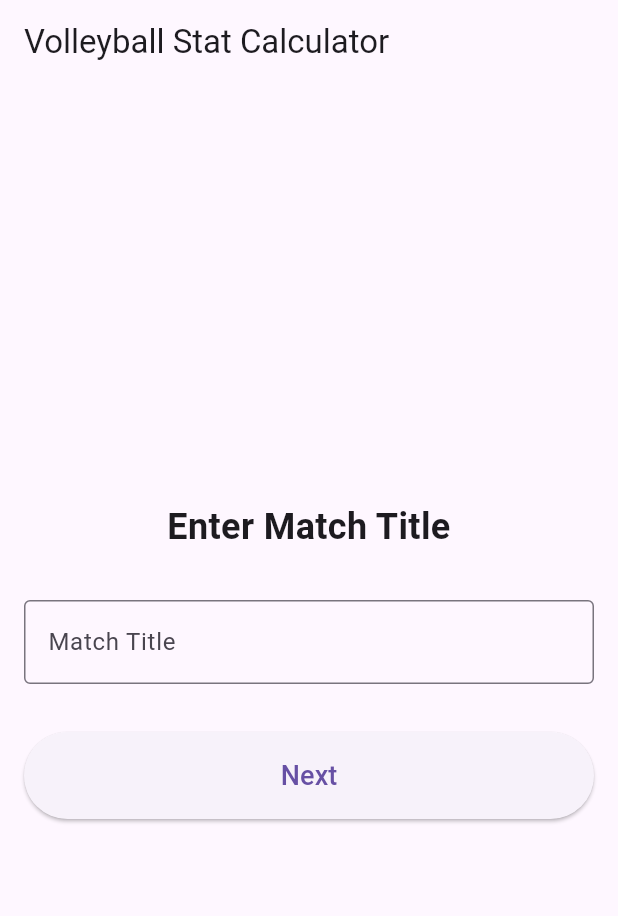
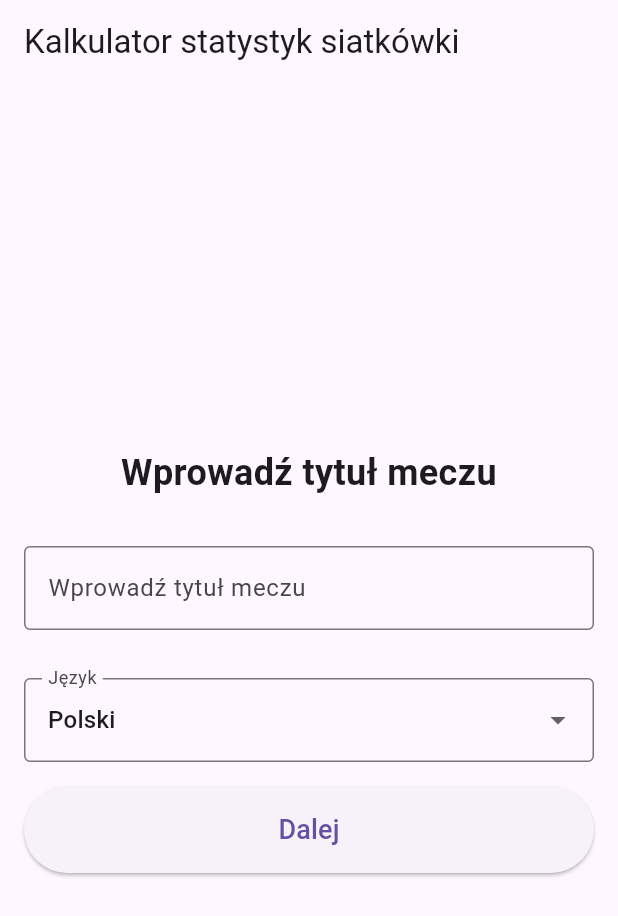
Before and after one commit to grzesgaj3/volleyball-stat-calculator, a Flutter app: the screen it shows after launch, on a phone screen of 412 x 824 dp. Shown: the top 916 px of the screen. Run offline on Flutter 3.47's test engine with Material 3 defaults, Android fonts, the phone set to English and light mode, and no system bars; our stand-ins replace csv, file_picker; missing offline and left inert: excel.

Commit message:
feat: Add internationalization support and enhance player entry functionality
- Implemented language selection in MatchTitleScreen and PlayerEntryScreen.
- Added localization for various UI strings in English and Polish.
- Enhanced player entry form with validation and CSV import functionality.
- Updated statistics tracking to reflect localized action names and player positions.
- Improved UI layout for better responsiveness and usability.
- Added new players to example_players.csv for testing purposes.

```diff
--- a/example_players.csv
+++ b/example_players.csv
@@ -3,3 +3,6 @@ Jane,Smith,Outside Hitter,5
 Mike,Johnson,Middle Blocker,10
 Sarah,Williams,Opposite,8
 Tom,Brown,Libero,3
+Emily,Clark,Outside Hitter,11
+Lucas,Martinez,Middle Blocker,7
+Anna,Lee,Opposite,4
--- /dev/null
+++ b/lib/i18n.dart
@@ -0,0 +1,101 @@
+class I18n {
+  static const Map<String, Map<String, String>> _strings = {
+    'en': {
+      'app_title': 'Volleyball Stat Calculator',
+      'enter_match_title': 'Enter Match Title',
+      'match_title_hint': 'e.g., Team A vs Team B',
+      'language': 'Language',
+      'next': 'Next',
+      'please_enter_match_title': 'Please enter a match title',
+      'add_players': 'Add Players',
+      'first_name': 'First Name',
+      'last_name': 'Last Name',
+      'number': 'Number',
+      'position': 'Position',
+      'required': 'Required',
+      'invalid_number': 'Invalid number',
+      'add_player': 'Add Player',
+      'players': 'Players',
+      'no_players': 'No players added yet',
+      'next_track_stats': 'Next - Track Statistics',
+      'import_from_csv': 'Import from CSV',
+      'import_complete': 'Import Complete',
+      'successfully_imported': 'Successfully imported {count} player(s)',
+      'errors': 'Errors:',
+      'ok': 'OK',
+      'please_add_player': 'Please add at least one player',
+      'view_statistics': 'View Statistics',
+      'set': 'Set:',
+      'player_effectiveness': 'Player Effectiveness Statistics',
+      'exported_to': 'Statistics exported to:\n{path}',
+      'error_exporting': 'Error exporting: {error}',
+      'export': 'Export to Excel',
+      'player_added': 'Player added',
+      'error_importing_csv': 'Error importing CSV: {error}',
+      // Positions
+      'position_setter': 'Setter',
+      'position_outside_hitter': 'Outside Hitter',
+      'position_middle_blocker': 'Middle Blocker',
+      'position_opposite': 'Opposite',
+      'position_libero': 'Libero',
+      // Actions
+      'action_serve': 'Serve',
+      'action_set': 'Set',
+      'action_reception': 'Reception',
+      'action_dig': 'Dig',
+      'action_attack': 'Attack',
+      'action_block': 'Block',
+    },
+    'pl': {
+      'app_title': 'Kalkulator statystyk siatkówki',
+      'enter_match_title': 'Wprowadź tytuł meczu',
+      'match_title_hint': 'np. Drużyna A vs Drużyna B',
+      'language': 'Język',
+      'next': 'Dalej',
+      'please_enter_match_title': 'Proszę wprowadzić tytuł meczu',
+      'add_players': 'Dodaj zawodników',
+      'first_name': 'Imię',
+      'last_name': 'Nazwisko',
+      'number': 'Numer',
+      'position': 'Pozycja',
+      'required': 'Wymagane',
+      'invalid_number': 'Niepoprawny numer',
+      'add_player': 'Dodaj zawodnika',
+      'players': 'Zawodnicy',
+      'no_players': 'Brak dodanych zawodników',
+      'next_track_stats': 'Dalej - Śledź statystyki',
+      'import_from_csv': 'Importuj z CSV',
+      'import_complete': 'Import zakończony',
+      'successfully_imported': 'Pomyślnie zaimportowano {count} zawodników',
+      'errors': 'Błędy:',
+      'ok': 'OK',
+      'please_add_player': 'Proszę dodać przynajmniej jednego zawodnika',
+      'view_statistics': 'Zobacz statystyki',
+      'set': 'Set:',
+      'player_effectiveness': 'Statystyki efektywności zawodników',
+      'exported_to': 'Statystyki wyeksportowano do:\n{path}',
+      'error_exporting': 'Błąd podczas eksportu: {error}',
+      'export': 'Eksportuj do Excel',
+      'player_added': 'Zawodnik dodany',
+      'error_importing_csv': 'Błąd podczas importu CSV: {error}',
+      // Positions
+      'position_setter': 'Rozgrywający',
+      'position_outside_hitter': 'Przyjmujący',
+      'position_middle_blocker': 'Środkowy',
+      'position_opposite': 'Atakujący',
+      'position_libero': 'Libero',
+      // Actions
+      'action_serve': 'Zagrywka',
+      'action_set': 'Podanie',
+      'action_reception': 'Przyjęcie',
+      'action_dig': 'Obrona',
+      'action_attack': 'Atak',
+      'action_block': 'Blok',
+    },
+  };
+
+  static String t(String lang, String key) {
+    final map = _strings[lang] ?? _strings['en']!;
+    return map[key] ?? key;
+  }
+}
--- a/lib/screens/match_title_screen.dart
+++ b/lib/screens/match_title_screen.dart
@@ -1,5 +1,6 @@
 import 'package:flutter/material.dart';
 import 'player_entry_screen.dart';
+import '../i18n.dart';
 
 class MatchTitleScreen extends StatefulWidget {
   const MatchTitleScreen({super.key});
@@ -11,6 +12,12 @@ class MatchTitleScreen extends StatefulWidget {
 class _MatchTitleScreenState extends State<MatchTitleScreen> {
   final _formKey = GlobalKey<FormState>();
   final _titleController = TextEditingController();
+  String _selectedLanguage = 'pl';
+
+  final Map<String, String> _languages = {
+    'pl': 'Polski',
+    'en': 'English',
+  };
 
   @override
   void dispose() {
@@ -22,7 +29,7 @@ class _MatchTitleScreenState extends State<MatchTitleScreen> {
   Widget build(BuildContext context) {
     return Scaffold(
       appBar: AppBar(
-        title: const Text('Volleyball Stat Calculator'),
+        title: Text(I18n.t(_selectedLanguage, 'app_title')),
       ),
       body: Padding(
         padding: const EdgeInsets.all(16.0),
@@ -32,27 +39,46 @@ class _MatchTitleScreenState extends State<MatchTitleScreen> {
             mainAxisAlignment: MainAxisAlignment.center,
             crossAxisAlignment: CrossAxisAlignment.stretch,
             children: [
-              const Text(
-                'Enter Match Title',
-                style: TextStyle(fontSize: 24, fontWeight: FontWeight.bold),
+              Text(
+                I18n.t(_selectedLanguage, 'enter_match_title'),
+                style: const TextStyle(fontSize: 24, fontWeight: FontWeight.bold),
                 textAlign: TextAlign.center,
               ),
               const SizedBox(height: 32),
               TextFormField(
                 controller: _titleController,
-                decoration: const InputDecoration(
-                  labelText: 'Match Title',
-                  border: OutlineInputBorder(),
-                  hintText: 'e.g., Team A vs Team B',
+                decoration: InputDecoration(
+                  labelText: I18n.t(_selectedLanguage, 'enter_match_title'),
+                  border: const OutlineInputBorder(),
+                  hintText: I18n.t(_selectedLanguage, 'match_title_hint'),
                 ),
                 validator: (value) {
                   if (value == null || value.isEmpty) {
-                    return 'Please enter a match title';
+                    return I18n.t(_selectedLanguage, 'please_enter_match_title');
                   }
                   return null;
                 },
               ),
               const SizedBox(height: 32),
+              DropdownButtonFormField<String>(
+                value: _selectedLanguage,
+                decoration: InputDecoration(
+                  labelText: I18n.t(_selectedLanguage, 'language'),
+                  border: const OutlineInputBorder(),
+                ),
+                items: _languages.entries.map((e) {
+                  return DropdownMenuItem<String>(
+                    value: e.key,
+                    child: Text(e.value),
+                  );
+                }).toList(),
+                onChanged: (val) {
+                  setState(() {
+                    _selectedLanguage = val!;
+                  });
+                },
+              ),
+              const SizedBox(height: 16),
               ElevatedButton(
                 onPressed: () {
                   if (_formKey.currentState!.validate()) {
@@ -61,14 +87,15 @@ class _MatchTitleScreenState extends State<MatchTitleScreen> {
                       MaterialPageRoute(
                         builder: (context) => PlayerEntryScreen(
                           matchTitle: _titleController.text,
+                          language: _selectedLanguage,
                         ),
                       ),
                     );
                   }
                 },
-                child: const Padding(
-                  padding: EdgeInsets.all(16.0),
-                  child: Text('Next', style: TextStyle(fontSize: 18)),
+                child: Padding(
+                  padding: const EdgeInsets.all(16.0),
+                  child: Text(I18n.t(_selectedLanguage, 'next'), style: const TextStyle(fontSize: 18)),
                 ),
               ),
             ],
```
Also changed, not shown: lib/screens/player_entry_screen.dart (+70 -60 lines), lib/screens/statistics_screen.dart (+17 -12 lines), lib/screens/stats_tracking_screen.dart (+124 -98 lines), 1 other file.
